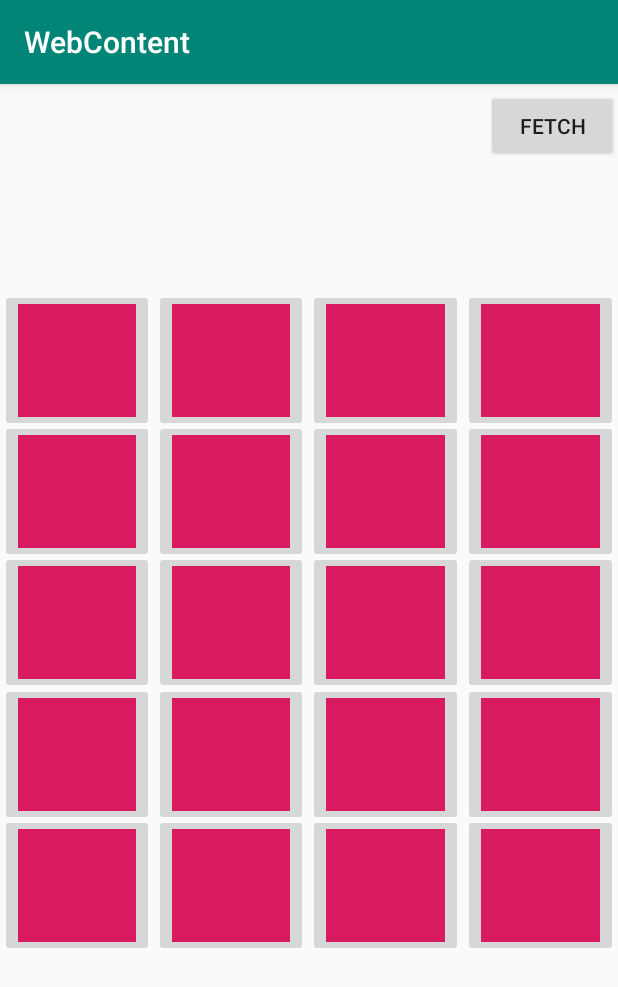
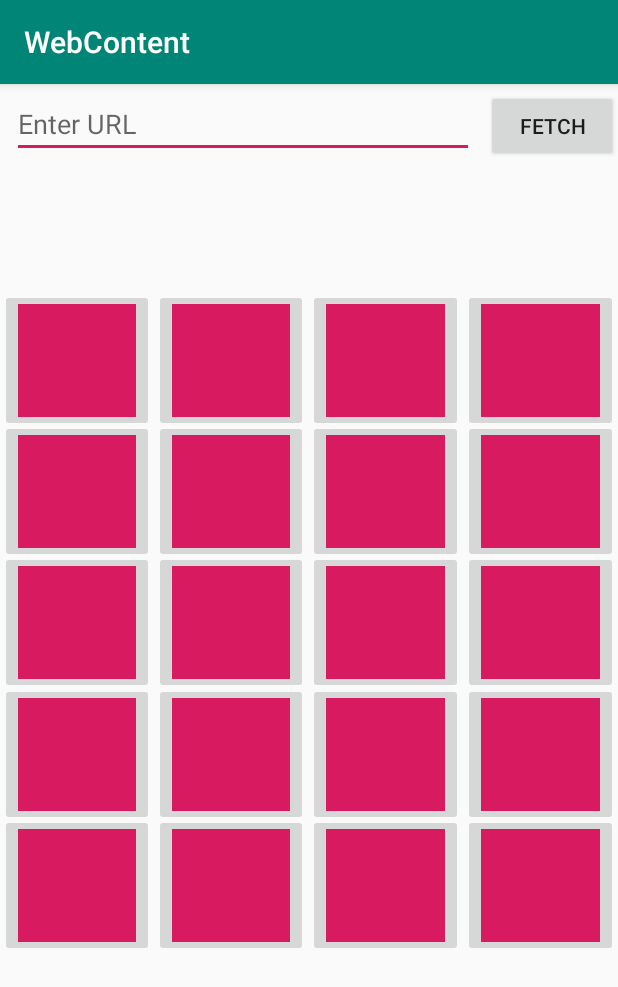
Before and after one commit to Basmoirak/Team11_AndroidProject, an Android app: the screen it shows after launch (MainActivity), on a phone screen of 412 x 824 dp. Shown: the top 987 px of the screen. Run offline under Robolectric (Android 15) with nearby library versions, the light colour scheme and no system bars.

Commit message:
Updated fetch button.

```diff
--- a/app/src/main/java/com/example/webcontent/MainActivity.java
+++ b/app/src/main/java/com/example/webcontent/MainActivity.java
@@ -5,8 +5,13 @@ import androidx.appcompat.app.AppCompatActivity;
 import android.graphics.Bitmap;
 import android.os.Bundle;
 import android.util.Log;
+import android.util.Patterns;
+import android.view.View;
+import android.widget.Button;
+import android.widget.EditText;
 import android.widget.ImageButton;
-import android.widget.ImageView;
+import android.widget.ProgressBar;
+import android.widget.Toast;
 
 import java.util.ArrayList;
 import java.util.regex.Matcher;
@@ -18,18 +23,51 @@ public class MainActivity extends AppCompatActivity
     int pos = 0;
     ArrayList<String> imageURLs = new ArrayList<String>();
     String[] paths = new String[20];
+    EditText urlInput;
+    Button fetchButton;
+    String html;
+    ProgressBar progressBar;
 
     @Override
     protected void onCreate(Bundle savedInstanceState) {
         super.onCreate(savedInstanceState);
         setContentView(R.layout.activity_main);
 
-        DownloadTask task = new DownloadTask();
-        String html = null;
+        urlInput = findViewById(R.id.urlEditText);
+        fetchButton = findViewById(R.id.fetchButton);
 
+        progressBar = new ProgressBar(this);
+        progressBar.setMax(100);
+        progressBar.isShown();
+    }
+
+    @Override
+    public void onCompleted(Bitmap bitmap) {
+        Log.i("In OnCompleted, Bitmap is: ", bitmap.toString());
+        ImageButton imageButton = findViewById(getResources().getIdentifier(
+                "imageButton" + pos,
+                "id", getPackageName()
+        ));
+        Log.i("In OnCompleted, ImageButton is: ", imageButton.toString());
+
+        imageButton.setImageBitmap(bitmap);
+        imageButton.setAdjustViewBounds(true);
+
+        pos++;
+    }
+
+    //Fetch button
+    public void onFetch(View view){
+
+        //Check if url pattern is valid
+        if(Patterns.WEB_URL.matcher(urlInput.getText().toString()).matches()){
             try {
+                //Reset position to 0
+                pos = 0;
                 // Retrieve HTML
-            html = task.execute("https://stocksnap.io").get();
+                DownloadTask downloadTask = new DownloadTask();
+                html = null;
+                html = downloadTask.execute(urlInput.getText().toString()).get();
 
                 // Match HTML against Regex pattern
                 Pattern p = Pattern.compile("img src=\"(.*?)\"");
@@ -45,28 +83,14 @@ public class MainActivity extends AppCompatActivity
                     paths[i] = imageURLs.get(i + 1);
                 }
 
-            for(int i = 0; i < 20; i++){
-                System.out.println(paths[i]);
-            }
-
                 new ImageDownloader(this).execute(paths);
 
             } catch(Exception e) {
                 e.printStackTrace();
             }
-
-    }
-
-    @Override
-    public void onCompleted(Bitmap bitmap) {
-        ImageButton imageButton = findViewById(getResources().getIdentifier(
-                "imageButton" + pos,
-                "id", getPackageName()
-        ));
-
-        imageButton.setImageBitmap(bitmap);
-        imageButton.setAdjustViewBounds(true);
-
-        pos++;
+            // If url pattern is invalid
+        } else {
+            Toast.makeText(getApplicationContext(),"Please enter valid Url!", Toast.LENGTH_SHORT).show();
         }
     }
+}
--- a/app/src/main/res/layout/activity_main.xml
+++ b/app/src/main/res/layout/activity_main.xml
@@ -7,10 +7,11 @@
     tools:context=".MainActivity">
 
     <Button
-        android:id="@+id/button"
+        android:id="@+id/fetchButton"
         android:layout_width="wrap_content"
         android:layout_height="wrap_content"
         android:layout_marginTop="4dp"
+        android:onClick="onFetch"
         android:text="Fetch"
         app:layout_constraintEnd_toEndOf="parent"
         app:layout_constraintHorizontal_bias="1.0"
@@ -217,4 +218,18 @@
             app:srcCompat="@color/colorAccent" />
     </LinearLayout>
 
+    <EditText
+        android:id="@+id/urlEditText"
+        android:layout_width="0dp"
+        android:layout_height="wrap_content"
+        android:layout_marginStart="8dp"
+        android:layout_marginTop="4dp"
+        android:layout_marginEnd="8dp"
+        android:ems="10"
+        android:hint="Enter URL"
+        android:inputType="textPersonName"
+        app:layout_constraintEnd_toStartOf="@+id/fetchButton"
+        app:layout_constraintStart_toStartOf="parent"
+        app:layout_constraintTop_toTopOf="parent" />
+
 </androidx.constraintlayout.widget.ConstraintLayout>
```
Also changed, not shown: app/src/main/java/com/example/webcontent/DownloadTask.java (+8 -2 lines), app/src/main/java/com/example/webcontent/FileUtils.java (added, +28 -0 lines), app/src/main/java/com/example/webcontent/ImageDownloader.java (+9 -5 lines). Lines whose indentation alone changed are shown as unchanged.
